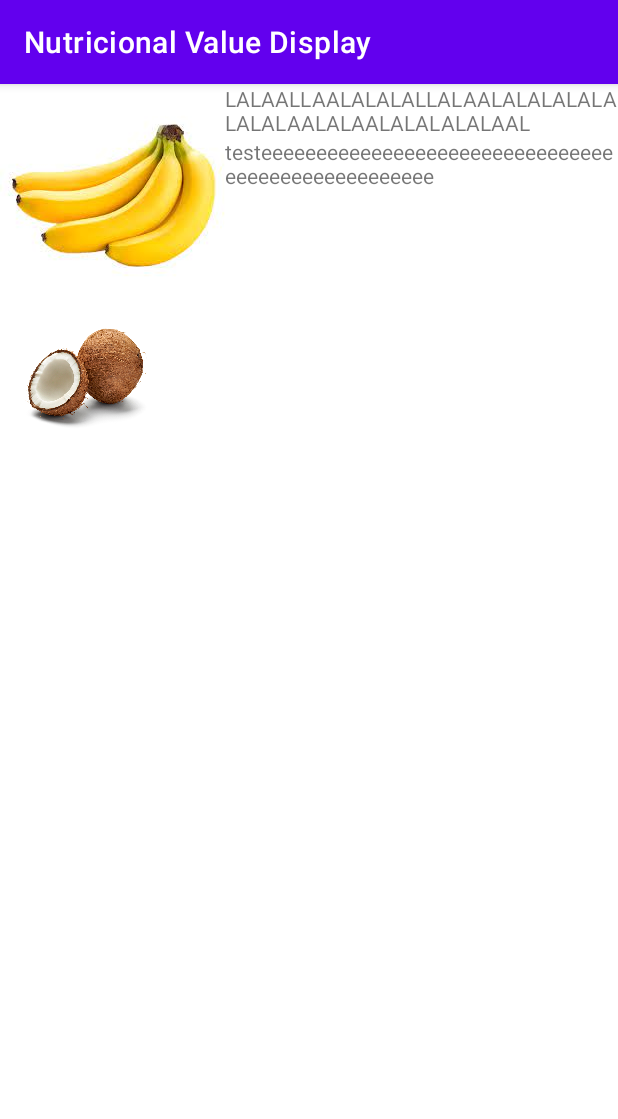
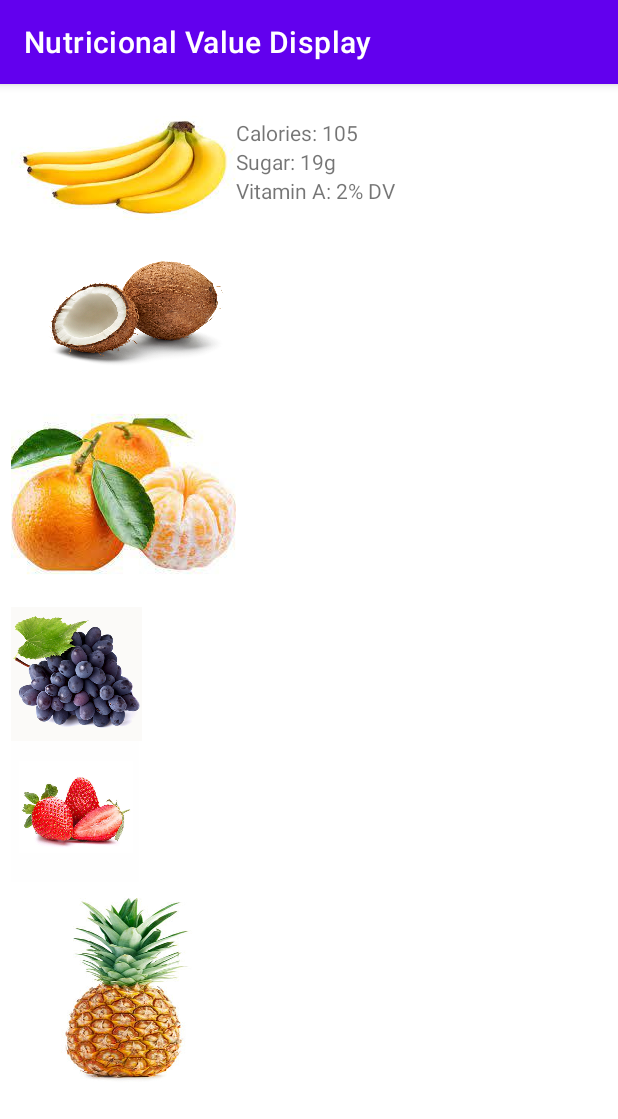
Before and after one commit to AkaciaPark/nutricional-value-display, an Android app: the screen it shows after launch (MainActivity), on a phone screen of 412 x 824 dp. Shown: the top 1119 px of the screen. Run offline under Robolectric (Android 15) with nearby library versions, the phone set to English and light mode, and no system bars.

Commit message:
add top padding on text

```diff
--- a/app/src/main/res/layout/activity_main.xml
+++ b/app/src/main/res/layout/activity_main.xml
@@ -4,6 +4,7 @@
     xmlns:tools="http://schemas.android.com/tools"
     android:layout_width="match_parent"
     android:layout_height="match_parent"
+    android:padding="7dp"
     android:fillViewport="true">
 
 
@@ -20,14 +21,36 @@
 
 
             <ImageView
-                android:layout_width="wrap_content"
-                android:layout_height="wrap_content"
+                android:layout_width="match_parent"
+                android:layout_height="97dp"
                 android:background="@drawable/banana" />
 
             <ImageView
-                android:layout_width="104dp"
-                android:layout_height="90dp"
+                android:layout_width="match_parent"
+                android:layout_height="94dp"
                 android:background="@drawable/coconut" />
+
+            <ImageView
+                android:layout_width="wrap_content"
+                android:layout_height="wrap_content"
+                android:background="@drawable/ponkam"/>
+
+            <ImageView
+                android:layout_width="87dp"
+                android:layout_height="89dp"
+                android:background="@drawable/grape" />
+
+            <ImageView
+                android:layout_width="85dp"
+                android:layout_height="94dp"
+                android:background="@drawable/strawberry" />
+
+            <ImageView
+                android:layout_width="match_parent"
+                android:layout_height="138dp"
+                android:background="@drawable/pineapple" />
+
+
         </LinearLayout>
 
         <LinearLayout
@@ -42,7 +65,9 @@
                 android:id="@+id/textView"
                 android:layout_width="wrap_content"
                 android:layout_height="wrap_content"
-                android:text="LALAALLAALALALALLALAALALALALALALALALAALALAALALALALALAAL"
+                android:text="Calories: 105"
+                android:textSize="14dp"
+                android:paddingTop="15dp"
                 app:layout_constraintEnd_toEndOf="parent"
                 app:layout_constraintStart_toStartOf="parent"
                 app:layout_constraintTop_toTopOf="parent" />
@@ -50,9 +75,15 @@
             <TextView
                 android:layout_width="wrap_content"
                 android:layout_height="wrap_content"
-                android:text="testeeeeeeeeeeeeeeeeeeeeeeeeeeeeeeeeeeeeeeeeeeeeeeeeeee"
+                android:text="Sugar: 19g"
+                android:textSize="14dp"
                 app:layout_constraintTop_toBottomOf="@+id/textView"
                 tools:layout_editor_absoluteX="0dp" />
+
+            <TextView
+                android:layout_width="138dp"
+                android:layout_height="wrap_content"
+                android:text="Vitamin A: 2% DV" />
 
         </LinearLayout>
 
```
